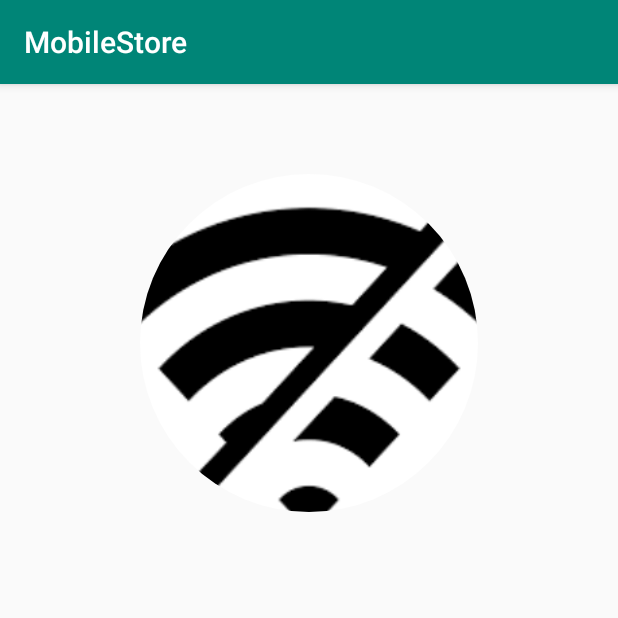
After one commit to sheelabhan/Store, an Android app: the CheckConnectionActivity screen opened directly, with no data from a screen before it, on a phone screen of 412 x 824 dp, the top half of it. The commit adds this screen. Run offline under Robolectric (Android 15) with nearby library versions, the phone set to English and light mode, and no system bars; our stand-ins replace CircleImageView.

Commit message:
I have used broadcast for wifi connection. It will give the message wifi connected if wifi is on. For this, I have make an activity CheckConnectionActivity.

```diff
--- a/app/src/main/AndroidManifest.xml
+++ b/app/src/main/AndroidManifest.xml
@@ -7,6 +7,7 @@
          Google Maps Android API v2, but you must specify either coarse or fine
          location permissions for the 'MyLocation' functionality.
     -->
+    <uses-permission android:name="android.permission.ACCESS_NETWORK_STATE"/>
     <uses-permission android:name="android.permission.ACCESS_FINE_LOCATION" />
     <uses-permission android:name="android.permission.INTERNET" />
     <uses-permission android:name="android.permission.WRITE_EXTERNAL_STORAGE" />
@@ -22,7 +23,7 @@
         android:supportsRtl="true"
         android:theme="@style/AppTheme"
         android:usesCleartextTraffic="true">
-
+        <activity android:name=".CheckConnectionActivity"></activity>
         <!--
              The API key for Google Maps-based APIs is defined as a string resource.
              (See the file "res/values/google_maps_api.xml").
@@ -37,7 +38,7 @@
 
         <activity
             android:name=".ui.MapsActivity"
-            android:label="@string/title_activity_maps"></activity>
+            android:label="@string/title_activity_maps" />
         <activity android:name=".ui.DashboardActivity" />
         <activity
             android:name=".HomeActivity"
--- /dev/null
+++ b/app/src/main/java/com/sheela/mobilestore/CheckConnectionActivity.java
@@ -0,0 +1,50 @@
+package com.sheela.mobilestore;
+
+import androidx.appcompat.app.AppCompatActivity;
+
+import android.content.Context;
+import android.content.Intent;
+import android.net.ConnectivityManager;
+import android.net.NetworkInfo;
+import android.os.Bundle;
+import android.widget.Toast;
+
+public class CheckConnectionActivity extends AppCompatActivity {
+
+    @Override
+    protected void onCreate(Bundle savedInstanceState) {
+        super.onCreate(savedInstanceState);
+        setContentView(R.layout.activity_check_connection);
+        checkConnection();
+    }
+    private void checkConnection() {
+
+        ConnectivityManager connectivityManager = (ConnectivityManager)
+
+                this.getSystemService(Context.CONNECTIVITY_SERVICE);
+
+
+        NetworkInfo wifi = connectivityManager.getNetworkInfo(ConnectivityManager.TYPE_WIFI);
+
+
+        NetworkInfo network = connectivityManager.getNetworkInfo(ConnectivityManager.TYPE_MOBILE);
+
+
+        if (wifi.isConnected()) {
+
+            Toast.makeText(this, "Wifi is connected ", Toast.LENGTH_LONG).show();
+            Intent intent = new Intent(CheckConnectionActivity.this, Login.class);
+            startActivity(intent);
+
+        } else if (network.isConnected()) {
+
+            Intent intent = new Intent(CheckConnectionActivity.this, Login.class);
+            startActivity(intent);
+            Toast.makeText(this, "Internet is available ", Toast.LENGTH_LONG).show();
+
+
+        } else {
+            Toast.makeText(this, "Internet is not available ", Toast.LENGTH_LONG).show();
+
+        }
+    }}
--- a/app/src/main/java/com/sheela/mobilestore/SplashScreenActivity.java
+++ b/app/src/main/java/com/sheela/mobilestore/SplashScreenActivity.java
@@ -27,7 +27,7 @@ public class SplashScreenActivity extends AppCompatActivity {
             @Override
             public void run() {
 
-                Intent intent = new Intent(SplashScreenActivity.this, Login.class);
+                Intent intent = new Intent(SplashScreenActivity.this, CheckConnectionActivity.class);
                 startActivity(intent);
                 finish();
             }
--- /dev/null
+++ b/app/src/main/res/layout/activity_check_connection.xml
@@ -0,0 +1,16 @@
+<?xml version="1.0" encoding="utf-8"?>
+<LinearLayout xmlns:android="http://schemas.android.com/apk/res/android"
+    xmlns:app="http://schemas.android.com/apk/res-auto"
+    xmlns:tools="http://schemas.android.com/tools"
+    android:layout_width="match_parent"
+    android:orientation="vertical"
+    android:layout_height="match_parent"
+    tools:context=".CheckConnectionActivity">
+
+   <de.hdodenhof.circleimageview.CircleImageView
+       android:layout_width="match_parent"
+       android:layout_height="wrap_content"
+       android:layout_gravity="center"
+       android:layout_margin="60dp"
+       android:src="@drawable/disconnect" />
+</LinearLayout>
```
Also changed, not shown: app/src/main/java/com/sheela/mobilestore/BroadcastActivity.java (deleted, +0 -33 lines), app/src/main/java/com/sheela/mobilestore/model/BroadcasteRecieverExample.java (deleted, +0 -24 lines), app/src/main/res/drawable/disconnect.png (added).
